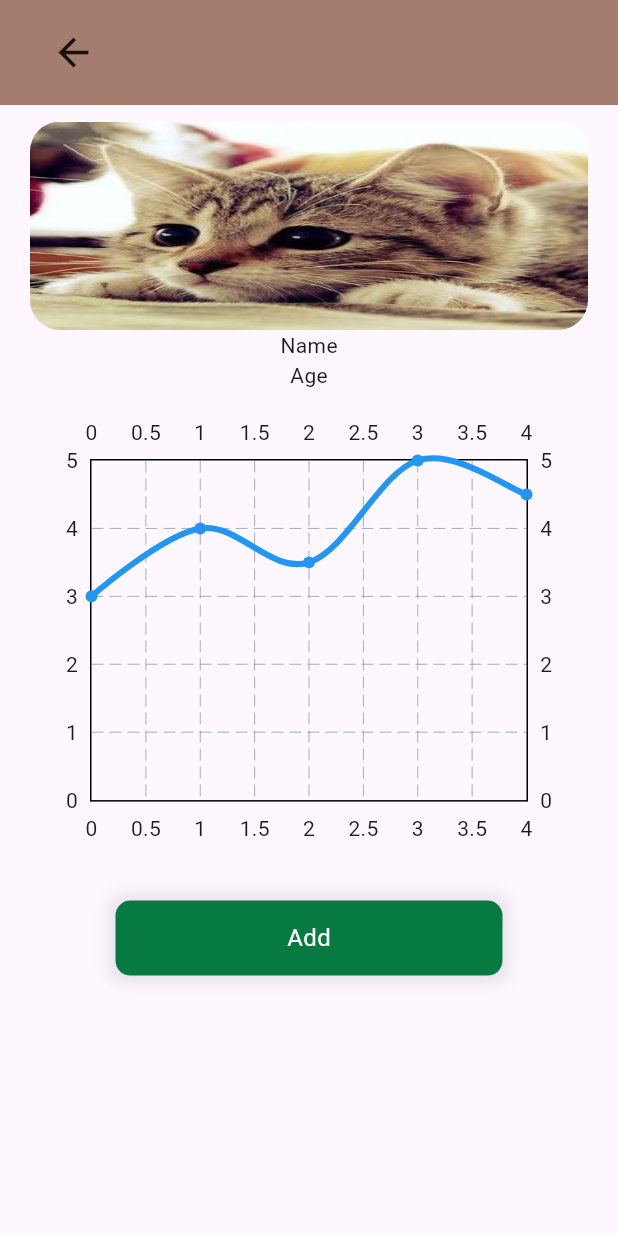
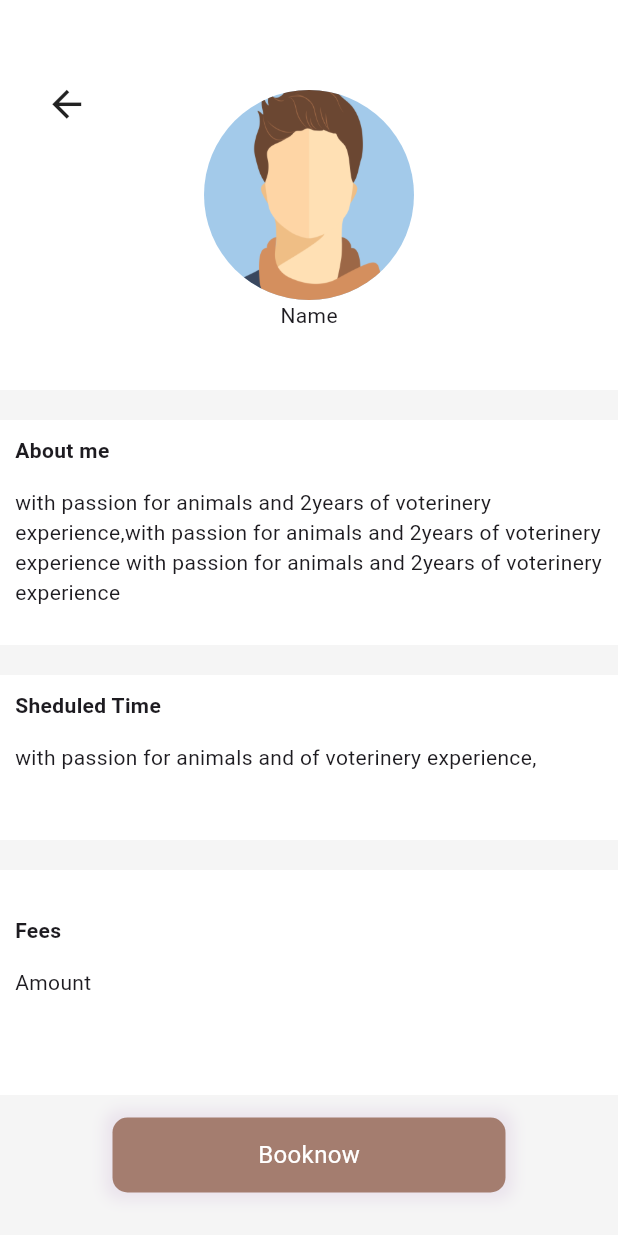
Before and after one commit to Suhailpekd/Pet-care, a Flutter app: the screen it shows after launch, on a phone screen of 412 x 824 dp. Run offline on Flutter 3.47's test engine with Material 3 defaults, Android fonts, the phone set to English and light mode, and no system bars; drawn by our look-alikes of fl_chart; our stand-ins replace custom_rating_bar, flutter_rating_stars, google_fonts; missing offline and left inert: simple_star_rating.

Commit message:
new commit

```diff
--- a/lib/main.dart
+++ b/lib/main.dart
@@ -1,10 +1,5 @@
 import 'package:flutter/material.dart';
-import 'package:petcare/adding_pet_rec/adding_pet_rec.dart';
-import 'package:petcare/admin/adminlogin.dart';
-import 'package:petcare/costemerdoctor/costemer_doctor.dart';
-import 'package:petcare/customer_add_pet.dart';
-import 'package:petcare/customer_booking/costemer_booking.dart';
-import 'package:petcare/petrecordview_with_graph/petrecord_graph.dart';
+import 'package:petcare/user/appointment_inner_page/appointment_inner_page.dart';
 
 void main() {
   runApp(const MyApp());
@@ -42,6 +37,6 @@ class MyApp extends StatelessWidget {
 
             // Customer_pet_add(),
             // Customer_doctor());
-            Pet_rec_graph());
+            Appointment_inner_page());
   }
 }
--- /dev/null
+++ b/lib/user/appointment_inner_page/appointment_inner_page.dart
@@ -0,0 +1,178 @@
+import 'package:flutter/material.dart';
+
+class Appointment_inner_page extends StatefulWidget {
+  const Appointment_inner_page({super.key});
+
+  @override
+  State<Appointment_inner_page> createState() => _Appointment_inner_pageState();
+}
+
+class _Appointment_inner_pageState extends State<Appointment_inner_page> {
+  @override
+  Widget build(BuildContext context) {
+    return Scaffold(
+      backgroundColor: Colors.grey.shade100,
+      body: ListView(
+        children: [
+          Container(
+            height: 260,
+            color: Colors.white,
+            child: Stack(
+              children: [
+                Padding(
+                  padding: const EdgeInsets.only(top: 55, left: 30),
+                  child: Row(
+                    mainAxisAlignment: MainAxisAlignment.start,
+                    children: [
+                      Icon(
+                        Icons.arrow_back,
+                        size: 29,
+                      ),
+                    ],
+                  ),
+                ),
+                Stack(
+                  children: [
+                    Center(
+                      child: Padding(
+                        padding: const EdgeInsets.only(top: 20),
+                        child: Column(
+                          mainAxisAlignment: MainAxisAlignment.center,
+                          children: [
+                            CircleAvatar(
+                              backgroundColor:
+                                  const Color.fromARGB(255, 163, 202, 234),
+                              backgroundImage: AssetImage(
+                                "asset/Avatar-Profile-Vector-PNG-File.png",
+                              ),
+                              radius: 70,
+                            ),
+                            Text("Name")
+                          ],
+                        ),
+                      ),
+                    ),
+                  ],
+                ),
+              ],
+            ),
+          ),
+          Padding(
+            padding: const EdgeInsets.only(top: 20),
+            child: Container(
+              height: 150,
+              color: Colors.white,
+              child: Padding(
+                padding: const EdgeInsets.all(10.0),
+                child: Column(
+                  crossAxisAlignment: CrossAxisAlignment.start,
+                  children: [
+                    Padding(
+                      padding: const EdgeInsets.only(bottom: 15),
+                      child: Text("About me",
+                          style: TextStyle(fontWeight: FontWeight.w700)),
+                    ),
+                    Expanded(
+                      child: ListView(
+                        children: [
+                          Text(
+                              "with passion for animals and 2years of voterinery experience,with passion for animals and 2years of voterinery experience with passion for animals and 2years of voterinery experience"),
+                        ],
+                      ),
+                    ),
+                  ],
+                ),
+              ),
+            ),
+          ),
+          Padding(
+            padding: const EdgeInsets.only(top: 20),
+            child: Container(
+              height: 110,
+              color: Color.fromARGB(255, 255, 255, 255),
+              child: Padding(
+                padding: const EdgeInsets.all(10.0),
+                child: Column(
+                  crossAxisAlignment: CrossAxisAlignment.start,
+                  children: [
+                    Padding(
+                      padding: const EdgeInsets.only(bottom: 15),
+                      child: Text("Sheduled Time",
+                          style: TextStyle(fontWeight: FontWeight.w700)),
+                    ),
+                    Expanded(
+                      child: ListView(
+                        children: [
+                          Text(
+                              "with passion for animals and of voterinery experience,"),
+                        ],
+                      ),
+                    ),
+                  ],
+                ),
+              ),
+            ),
+          ),
+          Padding(
+            padding: const EdgeInsets.only(top: 20),
+            child: Container(
+                height: 150,
+                color: Colors.white,
+                child: Padding(
+                    padding: const EdgeInsets.only(top: 20),
+                    child: Container(
+                        height: 60,
+                        color: Color.fromARGB(255, 255, 255, 255),
+                        child: Padding(
+                          padding: const EdgeInsets.all(10.0),
+                          child: Column(
+                            crossAxisAlignment: CrossAxisAlignment.start,
+                            children: [
+                              Padding(
+                                padding: const EdgeInsets.only(bottom: 15),
+                                child: Text("Fees",
+                                    style:
+                                        TextStyle(fontWeight: FontWeight.w700)),
+                              ),
+                              Text("Amount"),
+                            ],
+                          ),
+                        )))),
+          ),
+          Padding(
+            padding:
+                const EdgeInsets.only(top: 15, left: 75, right: 75, bottom: 10),
+            child: InkWell(
+              onTap: () {
+                // Navigator.push(
+                //     context,
+                //     MaterialPageRoute(
+                //       builder: (context) => Catogories(),
+                //     ));
+              },
+              child: Container(
+                width: double.infinity,
+                height: 50,
+                decoration: BoxDecoration(
+                    boxShadow: [
+                      BoxShadow(
+                        color: Color.fromARGB(255, 234, 227, 236),
+                        blurRadius: 8,
+                        spreadRadius: 5,
+                      )
+                    ],
+                    color: Color.fromARGB(255, 164, 125, 111),
+                    borderRadius: BorderRadius.all(Radius.circular(10))),
+                child: Center(
+                    child: Text(
+                  "Booknow",
+                  style: TextStyle(fontSize: 16, color: Colors.white),
+                )),
+              ),
+            ),
+          ),
+        ],
+      ),
+    );
+  }
+}
--- a/lib/petrecordview_with_graph/petrecord_graph.dart
+++ b/lib/user/petrecordview_with_graph/petrecord_graph.dart
@@ -1,4 +1,3 @@
-import 'package:fl_chart/fl_chart.dart';
 import 'package:flutter/material.dart';
 
 class Pet_rec_graph extends StatefulWidget {
@@ -52,38 +51,6 @@ class _Pet_rec_graphState extends State<Pet_rec_graph> {
                   ),
                   const Center(child: Text("Name")),
                   const Center(child: Text("Age")),
-                  Padding(
-                    padding: const EdgeInsets.all(16.0),
-                    child: LineChart(
-                      LineChartData(
-                        gridData: const FlGridData(show: true),
-                        titlesData: const FlTitlesData(show: true),
-                        borderData: FlBorderData(show: true),
-                        lineBarsData: [
-                          LineChartBarData(
-                            spots: [
-                              const FlSpot(0, 3),
-                              const FlSpot(1, 4),
-                              const FlSpot(2, 3.5),
-                              const FlSpot(3, 5),
-                              const FlSpot(4, 4.5),
-                            ],
-                            isCurved: true,
-                            color: Colors.blue,
-                            barWidth: 4,
-                            isStrokeCapRound: true,
-                            belowBarData: BarAreaData(show: false),
-                          ),
-                        ],
-                        minY: 0,
-                        // titlesData: const FlTitlesData(
-                        //   leftTitles: SideTitles(showTitles: true),
-                        //   bottomTitles: SideTitles(showTitles: true),
-                        // ),
-                        lineTouchData: const LineTouchData(enabled: true),
-                      ),
-                    ),
-                  ),
                   Center(
                     child: Padding(
                       padding: const EdgeInsets.only(
--- a/pubspec.yaml
+++ b/pubspec.yaml
@@ -39,7 +39,6 @@ dependencies:
   flutter_rating_stars: ^1.0.3+4
   simple_star_rating: ^0.0.3
   custom_rating_bar: ^2.0.5
-  fl_chart: ^0.65.0
 
 dev_dependencies:
   flutter_test:
```
Also changed, not shown: lib/user/add_pet/customer_add_pet.dart (renamed from lib/customer_add_pet.dart), lib/user/adding_pet_rec/adding_pet_rec.dart (renamed from lib/adding_pet_rec/adding_pet_rec.dart), lib/user/admin/adminlogin.dart (renamed from lib/admin/adminlogin.dart), lib/user/costemerdoctor/costemer_doctor.dart (renamed from lib/costemerdoctor/costemer_doctor.dart), lib/user/customer_booking/costemer_booking.dart (renamed from lib/customer_booking/costemer_booking.dart), pubspec.lock.
